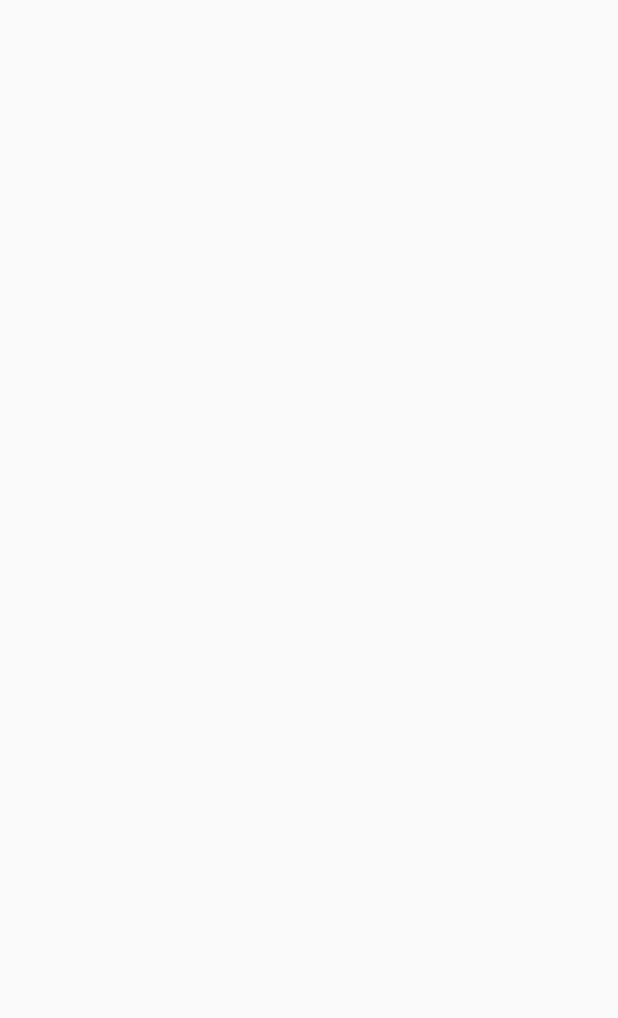
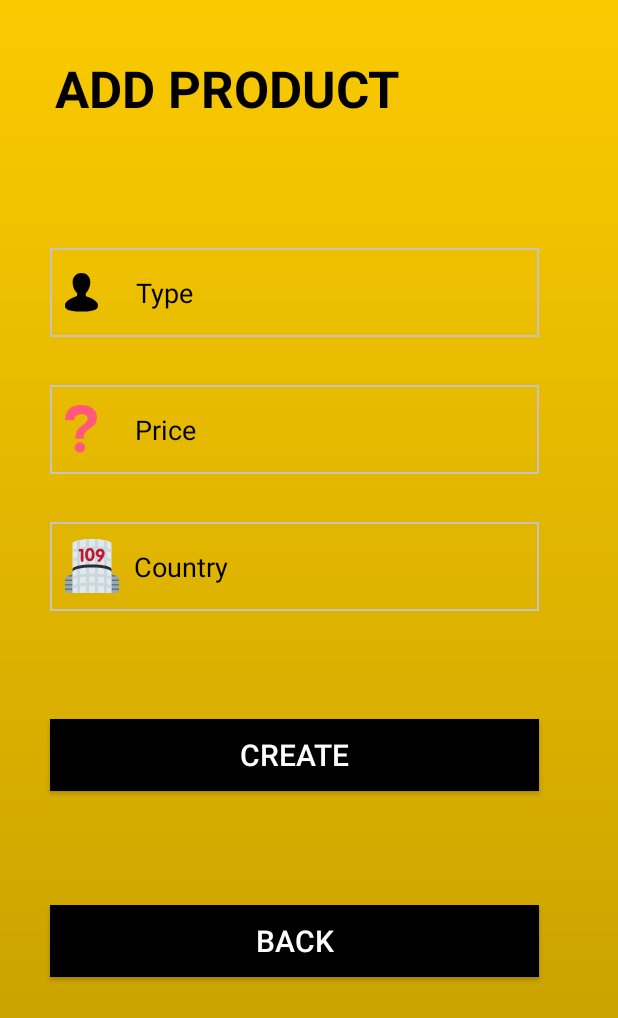
Before and after one commit to virusky/38_LeDiKhang_18037851, an Android app: the Add_product screen opened directly, with no data from a screen before it, on a phone screen of 412 x 824 dp. Before the commit the part shown is empty. Shown: the top 1018 px of the screen. Run offline under Robolectric (Android 15) with nearby library versions, the phone set to English and light mode, and no system bars; our stand-ins replace Volley.

Commit message:
sua loi giao dien information + chuc nang them san pham + man hinh them san pham + hinh anh

```diff
--- a/app/src/main/java/iuh/edu/a38_18037851_ledikhang/Add_product.java
+++ b/app/src/main/java/iuh/edu/a38_18037851_ledikhang/Add_product.java
@@ -2,13 +2,74 @@ package iuh.edu.a38_18037851_ledikhang;
 
 import androidx.appcompat.app.AppCompatActivity;
 
+import android.content.Intent;
 import android.os.Bundle;
+import android.view.View;
+import android.widget.Button;
+import android.widget.EditText;
+
+import com.android.volley.AuthFailureError;
+import com.android.volley.DefaultRetryPolicy;
+import com.android.volley.Request;
+import com.android.volley.RequestQueue;
+import com.android.volley.toolbox.StringRequest;
+import com.android.volley.toolbox.Volley;
+
+import java.util.HashMap;
+import java.util.Map;
 
 public class Add_product extends AppCompatActivity {
+    private Product product;
+    private Button buttonCreate;
+    private Button buttonBack;
+
+    private EditText inputType;
+    private EditText inputPrice;
+    private EditText inputCountry;
+    private String url = "https://60b6edb917d1dc0017b8899e.mockapi.io/product";
 
     @Override
     protected void onCreate(Bundle savedInstanceState) {
         super.onCreate(savedInstanceState);
         setContentView(R.layout.activity_add_product);
+
+        inputType = findViewById(R.id.txtTypeAdd);
+        inputPrice = findViewById(R.id.txtPriceAdd);
+        inputCountry = findViewById(R.id.txtCountryAdd);
+
+        buttonCreate = findViewById(R.id.btnCreate);
+        buttonBack = findViewById(R.id.btnBackAdd);
+
+        buttonBack.setOnClickListener(v -> {
+            startActivity(new Intent(Add_product.this, Manager.class));
+            finish();
+        });
+
+        buttonCreate.setOnClickListener(new View.OnClickListener() {
+            @Override
+            public void onClick(View v) {
+                StringRequest stringRequest = new StringRequest(Request.Method.POST, url,
+                        response -> {
+                            startActivity(new Intent(Add_product.this, Show_info.class));
+                            finish();
+                        },
+                        error -> {
+                            error.printStackTrace();
+                        }
+                ) {
+                    @Override
+                    protected Map<String, String> getParams() throws AuthFailureError {
+                        Map<String, String> map = new HashMap<>();
+                        map.put("type", inputType.getText().toString().trim());
+                        map.put("price", inputPrice.getText().toString().trim());
+                        map.put("country", inputCountry.getText().toString().trim());
+                        return map;
+                    }
+                };
+                stringRequest.setRetryPolicy(new DefaultRetryPolicy(0, 1, 1));
+                RequestQueue queue = Volley.newRequestQueue(Add_product.this);
+                queue.add(stringRequest);
+            }
+        });
     }
 }
--- a/app/src/main/java/iuh/edu/a38_18037851_ledikhang/ProductAdapter.java
+++ b/app/src/main/java/iuh/edu/a38_18037851_ledikhang/ProductAdapter.java
@@ -51,7 +51,7 @@ public class ProductAdapter extends RecyclerView.Adapter<MyViewHolder>{
         holder.count.setText(String.valueOf(position+1));
         holder.type.setText("Type: " + product.getType());
         holder.price.setText("Price: " + product.getPrice() + "$");
-        holder.price.setText("Country" + product.getCountry());
+        holder.country.setText("Country" + product.getCountry());
 
         holder.buttonDelete.setOnClickListener( v -> {
             new AlertDialog.Builder(context)
--- /dev/null
+++ b/app/src/main/res/drawable/ic_country.xml
@@ -0,0 +1,27 @@
+<vector xmlns:android="http://schemas.android.com/apk/res/android"
+    android:width="36dp"
+    android:height="36dp"
+    android:viewportWidth="36"
+    android:viewportHeight="36">
+  <path
+      android:pathData="M18.04,13.95L0,26V34C0,34.5304 0.2107,35.0392 0.5858,35.4142C0.9609,35.7893 1.4696,36 2,36H34C34.5304,36 35.0391,35.7893 35.4142,35.4142C35.7893,35.0392 36,34.5304 36,34V26.011L18.04,13.95Z"
+      android:fillColor="#99AAB5"/>
+  <path
+      android:pathData="M0,33H36V34H0V33ZM0,30H36V31H0V30ZM0,27H36V28H0V27ZM1.497,25H34.495L33.006,24H2.994L1.497,25Z"
+      android:fillColor="#66757F"/>
+  <path
+      android:pathData="M18,0C10.82,0 5,1.343 5,3V36H31V3C31,1.343 25.18,0 18,0Z"
+      android:fillColor="#E1E8ED"/>
+  <path
+      android:pathData="M18,13C25.18,13 31,14.344 31,16V14C31,12.343 25.18,11 18,11C10.82,11 5,12.343 5,14V16C5,14.344 10.82,13 18,13ZM18,25C25.18,25 31,26.344 31,28V26C31,24.344 25.18,23 18,23C10.82,23 5,24.344 5,26V28C5,26.344 10.82,25 18,25ZM18,31C25.18,31 31,32.344 31,34V32C31,30.344 25.18,29 18,29C10.82,29 5,30.344 5,32V34C5,32.344 10.82,31 18,31ZM18,7C25.18,7 31,8.344 31,10V8C31,6.343 25.18,5 18,5C10.82,5 5,6.343 5,8V10C5,8.344 10.82,7 18,7Z"
+      android:fillColor="#CCD6DD"/>
+  <path
+      android:pathData="M14,0.146V36H16V0.039C15.315,0.063 14.646,0.098 14,0.146ZM8,1.084V36H10V0.639C9.268,0.771 8.594,0.919 8,1.084ZM20,0.039V36H22V0.146C21.3341,0.0973 20.6673,0.0617 20,0.039ZM26,0.639V36H28V1.084C27.3404,0.9054 26.6731,0.7569 26,0.639Z"
+      android:fillColor="#CCD6DD"/>
+  <path
+      android:pathData="M18,19C25.18,19 31,20.344 31,22V20C31,18.343 25.18,17 18,17C10.82,17 5,18.343 5,20V22C5,20.344 10.82,19 18,19Z"
+      android:fillColor="#292F33"/>
+  <path
+      android:pathData="M10.523,8.267H9.815C9.239,8.267 9,7.847 9,7.439C9,7.02 9.3,6.612 9.815,6.612H11.518C12.034,6.612 12.322,6.984 12.322,7.463V14.288C12.322,14.888 11.938,15.223 11.423,15.223C10.908,15.223 10.524,14.888 10.524,14.288V8.267H10.523ZM13.403,10.414C13.403,8.459 14.159,6 16.582,6C19.005,6 19.76,8.459 19.76,10.414C19.76,12.369 19.005,14.828 16.582,14.828C14.159,14.828 13.403,12.369 13.403,10.414ZM17.888,10.414C17.888,9.502 17.804,7.631 16.581,7.631C15.357,7.631 15.273,9.502 15.273,10.414C15.273,11.266 15.357,13.196 16.581,13.196C17.804,13.197 17.888,11.266 17.888,10.414ZM26.48,9.442C26.48,11.253 24.645,13.795 23.434,14.923C23.338,15.019 23.194,15.115 23.05,15.211C22.918,15.295 22.786,15.295 22.69,15.295C22.355,15.295 21.838,14.851 21.838,14.42C21.838,14.252 21.946,14.108 22.09,13.928C22.57,13.34 23.35,12.572 23.745,12.009L23.722,11.985C23.4822,12.0833 23.2251,12.1322 22.966,12.129C21.527,12.129 20.459,10.858 20.459,9.442C20.4588,9.0483 20.5369,8.6584 20.6886,8.2951C20.8403,7.9318 21.0627,7.6023 21.3428,7.3256C21.6229,7.0489 21.9552,6.8306 22.3204,6.6834C22.6855,6.5362 23.0763,6.463 23.47,6.468C25.317,6.468 26.48,7.847 26.48,9.442ZM24.609,9.442C24.609,8.771 24.19,8.195 23.47,8.195C22.786,8.195 22.33,8.747 22.33,9.442C22.33,10.078 22.714,10.69 23.47,10.69C24.154,10.689 24.609,10.149 24.609,9.442Z"
+      android:fillColor="#BE1931"/>
+</vector>
--- /dev/null
+++ b/app/src/main/res/drawable/ic_price.xml
@@ -0,0 +1,12 @@
+<vector xmlns:android="http://schemas.android.com/apk/res/android"
+    android:width="21dp"
+    android:height="32dp"
+    android:viewportWidth="21"
+    android:viewportHeight="32">
+  <path
+      android:pathData="M9.6079,0.0362C3.4842,0.4058 0.264,3.8899 0,10.172H6.1765C6.2293,8.0076 7.4963,6.3711 9.7135,6.1072C11.9307,5.896 14.0423,6.4239 14.6758,7.902C15.3621,9.5385 13.8311,11.439 13.0921,12.2309C11.7195,13.709 9.5023,14.8176 8.3409,16.4013C7.2323,17.985 7.0212,20.0439 6.9156,22.5778H12.353C12.4058,20.9413 12.5114,19.4104 13.2504,18.4074C14.4646,16.7708 16.2595,16.0318 17.7376,14.712C19.163,13.4978 20.6939,12.0197 20.9051,9.6969C21.8025,2.8869 16.2067,-0.3861 9.6079,0.0362Z"
+      android:fillColor="#FF5A79"/>
+  <path
+      android:pathData="M9.7663,31.6578C11.6614,31.6578 13.1976,30.1451 13.1976,28.2792C13.1976,26.4133 11.6614,24.9006 9.7663,24.9006C7.8712,24.9006 6.3349,26.4133 6.3349,28.2792C6.3349,30.1451 7.8712,31.6578 9.7663,31.6578Z"
+      android:fillColor="#FF5A79"/>
+</vector>
--- /dev/null
+++ b/app/src/main/res/drawable/ic_type.xml
@@ -0,0 +1,9 @@
+<vector xmlns:android="http://schemas.android.com/apk/res/android"
+    android:width="22dp"
+    android:height="26dp"
+    android:viewportWidth="22"
+    android:viewportHeight="26">
+  <path
+      android:pathData="M14.533,15.744C14.374,15.692 13.369,15.239 13.997,13.33H13.988C15.625,11.644 16.876,8.931 16.876,6.26C16.876,2.153 14.145,0 10.971,0C7.795,0 5.079,2.152 5.079,6.26C5.079,8.942 6.323,11.666 7.97,13.348C8.612,15.032 7.464,15.657 7.224,15.745C3.9,16.947 0,19.138 0,21.301V22.112C0,25.059 5.714,25.729 11.002,25.729C16.298,25.729 21.94,25.059 21.94,22.112V21.301C21.94,19.073 18.021,16.899 14.533,15.744Z"
+      android:fillColor="#000000"/>
+</vector>
--- a/app/src/main/res/layout/activity_add_product.xml
+++ b/app/src/main/res/layout/activity_add_product.xml
@@ -4,6 +4,103 @@
     xmlns:tools="http://schemas.android.com/tools"
     android:layout_width="match_parent"
     android:layout_height="match_parent"
+    android:background="@drawable/background"
     tools:context=".Add_product">
 
+    <TextView
+        android:id="@+id/textView3"
+        android:layout_width="wrap_content"
+        android:layout_height="wrap_content"
+        android:layout_marginStart="36dp"
+        android:layout_marginTop="36dp"
+        android:text="Add product"
+        android:textAlignment="center"
+        android:textAllCaps="true"
+        android:textColor="#000000"
+        android:textSize="34sp"
+        android:textStyle="bold"
+        app:layout_constraintStart_toStartOf="parent"
+        app:layout_constraintTop_toTopOf="parent" />
+
+    <EditText
+        android:id="@+id/txtTypeAdd"
+        android:layout_width="326dp"
+        android:layout_height="59dp"
+        android:layout_marginStart="33dp"
+        android:layout_marginTop="84dp"
+        android:layout_marginEnd="34dp"
+        android:background="@drawable/bg_text"
+        android:drawableLeft="@drawable/ic_type"
+        android:drawablePadding="25dp"
+        android:ems="10"
+        android:hint="Type"
+        android:inputType="textEmailAddress"
+        android:paddingLeft="10dp"
+        android:textColorHint="#000000"
+        app:layout_constraintEnd_toEndOf="parent"
+        app:layout_constraintHorizontal_bias="0.0"
+        app:layout_constraintStart_toStartOf="parent"
+        app:layout_constraintTop_toBottomOf="@+id/textView3" />
+
+    <EditText
+        android:id="@+id/txtPriceAdd"
+        android:layout_width="326dp"
+        android:layout_height="59dp"
+        android:layout_marginTop="32dp"
+        android:background="@drawable/bg_text"
+        android:drawableLeft="@drawable/ic_price"
+        android:drawablePadding="25dp"
+        android:ems="10"
+        android:hint="Price"
+        android:inputType="textEmailAddress"
+        android:paddingLeft="10dp"
+        android:textColorHint="#000000"
+        app:layout_constraintEnd_toEndOf="@+id/txtTypeAdd"
+        app:layout_constraintStart_toStartOf="@+id/txtTypeAdd"
+        app:layout_constraintTop_toBottomOf="@+id/txtTypeAdd" />
+
+    <EditText
+        android:id="@+id/txtCountryAdd"
+        android:layout_width="326dp"
+        android:layout_height="59dp"
+        android:layout_marginTop="32dp"
+        android:background="@drawable/bg_text"
+        android:drawableLeft="@drawable/ic_country"
+        android:drawablePadding="10dp"
+        android:ems="10"
+        android:hint="Country"
+        android:inputType="textEmailAddress"
+        android:paddingLeft="10dp"
+        android:textColorHint="#000000"
+        app:layout_constraintEnd_toEndOf="@+id/txtPriceAdd"
+        app:layout_constraintStart_toStartOf="@+id/txtPriceAdd"
+        app:layout_constraintTop_toBottomOf="@+id/txtPriceAdd" />
+
+    <Button
+        android:id="@+id/btnCreate"
+        android:layout_width="0dp"
+        android:layout_height="wrap_content"
+        android:layout_marginTop="72dp"
+        android:background="#000000"
+        android:text="Create"
+        android:textColor="#FFFFFF"
+        android:textSize="20sp"
+        app:layout_constraintEnd_toEndOf="@+id/txtCountryAdd"
+        app:layout_constraintHorizontal_bias="1.0"
+        app:layout_constraintStart_toStartOf="@+id/txtCountryAdd"
+        app:layout_constraintTop_toBottomOf="@+id/txtCountryAdd" />
+
+    <Button
+        android:id="@+id/btnBackAdd"
+        android:layout_width="0dp"
+        android:layout_height="wrap_content"
+        android:layout_marginTop="76dp"
+        android:background="#000000"
+        android:text="Back"
+        android:textColor="#FFFFFF"
+        android:textSize="20sp"
+        app:layout_constraintEnd_toEndOf="@+id/btnCreate"
+        app:layout_constraintHorizontal_bias="0.0"
+        app:layout_constraintStart_toStartOf="@+id/btnCreate"
+        app:layout_constraintTop_toBottomOf="@+id/btnCreate" />
 </androidx.constraintlayout.widget.ConstraintLayout>
--- a/app/src/main/res/layout/activity_update_item.xml
+++ b/app/src/main/res/layout/activity_update_item.xml
@@ -4,6 +4,7 @@
     xmlns:tools="http://schemas.android.com/tools"
     android:layout_width="match_parent"
     android:layout_height="match_parent"
+    android:background="@drawable/background"
     tools:context=".UpdateItem">
 
 </androidx.constraintlayout.widget.ConstraintLayout>
```
Also changed, not shown: 3 other files.
